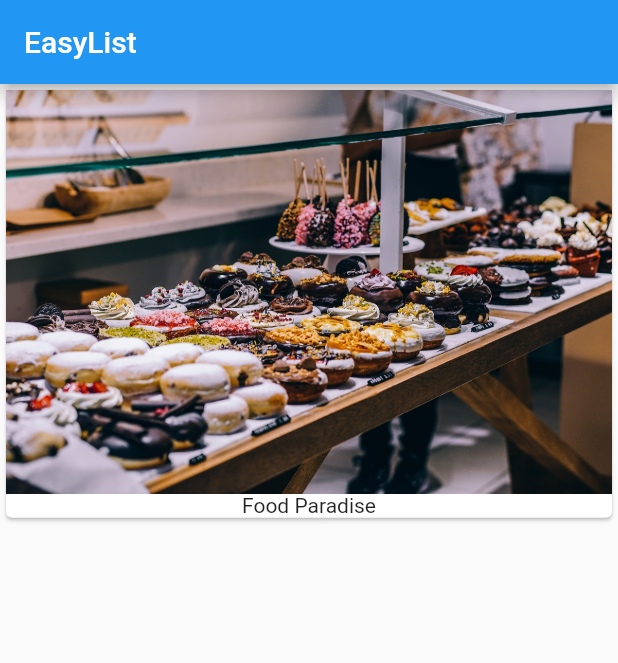
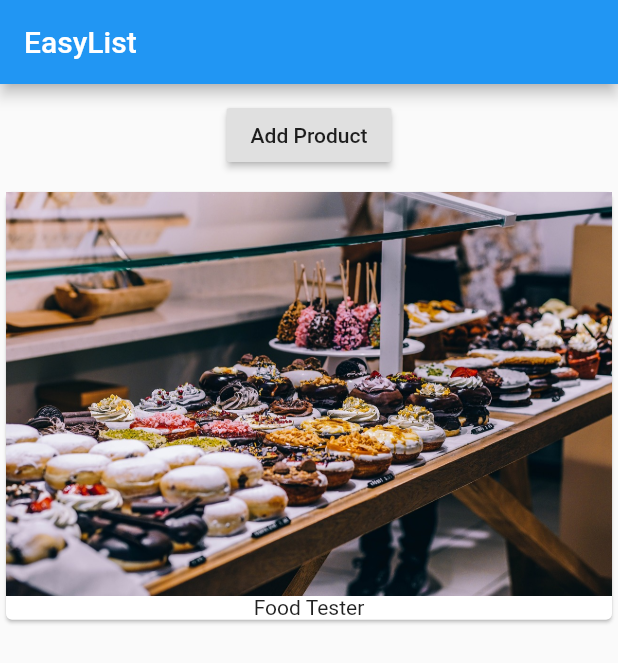
Before and after one commit to bkmza/flutter_course, a Flutter app: the screen it shows after launch, on a phone screen of 412 x 824 dp. Shown: the top 663 px of the screen. Run offline on Flutter 3.47's test engine with Material 2 defaults, Android fonts, the phone set to English and light mode, and no system bars.

Commit message:
added initial state of product manager

```diff
--- a/lib/main.dart
+++ b/lib/main.dart
@@ -1,4 +1,6 @@
 import 'package:flutter/material.dart';
+
+import './product_manager.dart';
 
 main() => runApp(MyApp());
 
@@ -10,18 +12,7 @@ class MyApp extends StatelessWidget {
         appBar: AppBar(
           title: Text('EasyList'),
         ),
-        body: Column(
-          children: [
-            Card(
-              child: Column(
-                children: <Widget>[
-                  Image.asset('assets/food.jpg'),
-                  Text('Food Paradise')
-                ],
-              ),
-            ),
-          ],
-        ),
+        body: ProductManager('Food Tester'),
       ),
     );
   }
--- /dev/null
+++ b/lib/product_manager.dart
@@ -0,0 +1,44 @@
+import 'package:flutter/material.dart';
+
+import './products.dart';
+
+class ProductManager extends StatefulWidget {
+  final String startingProduct;
+
+  ProductManager(this.startingProduct);
+
+  @override
+  State<StatefulWidget> createState() {
+    return _ProductManagerState();
+  }
+}
+
+class _ProductManagerState extends State<ProductManager> {
+  List<String> _products = [];
+
+  @override
+    void initState() {
+      _products.add(widget.startingProduct);
+      super.initState();
+    }
+
+  @override
+  Widget build(BuildContext context) {
+    return Column(
+      children: [
+        Container(
+          margin: EdgeInsets.all(10.0),
+          child: RaisedButton(
+            onPressed: () {
+              setState(() {
+                _products.add('Advanced Food Tester');
+              });
+            },
+            child: Text('Add Product'),
+          ),
+        ),
+        Products(_products)
+      ],
+    );
+  }
+}
--- /dev/null
+++ b/lib/products.dart
@@ -0,0 +1,23 @@
+import 'package:flutter/material.dart';
+
+class Products extends StatelessWidget {
+  final List<String> products;
+
+  Products(this.products);
+
+  @override
+  Widget build(BuildContext context) {
+    return Column(
+      children: products
+          .map((element) => Card(
+                child: Column(
+                  children: <Widget>[
+                    Image.asset('assets/food.jpg'),
+                    Text(element)
+                  ],
+                ),
+              ))
+          .toList(),
+    );
+  }
+}
```
Also changed, not shown: 1 other file.
